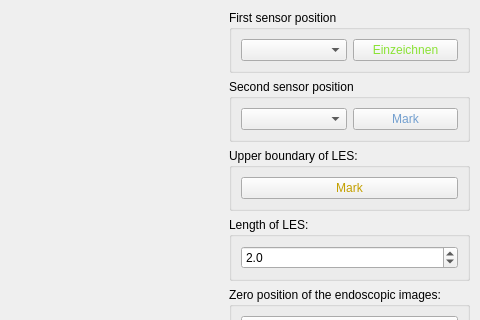
The window that 3drekonstruktionspeiseroehre/ui-files/position_selection_window_design.ui (ds-lab/EsophagusVisualization) describes before a commit, drawn with Qt 5; both pictures show x 455 to 935 and y 0 to 320 of the 935 by 653 pixel window.
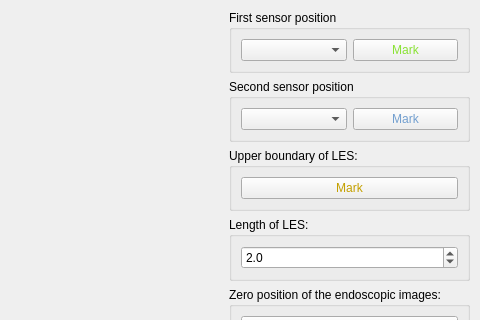
The same window after the commit.

Diff of the .ui file:
```diff
--- a/3drekonstruktionspeiseroehre/ui-files/position_selection_window_design.ui
+++ b/3drekonstruktionspeiseroehre/ui-files/position_selection_window_design.ui
@@ -181,7 +181,7 @@
               <string notr="true">color: rgb(138, 226, 52);</string>
              </property>
              <property name="text">
-              <string>Einzeichnen</string>
+              <string>Mark</string>
              </property>
              <property name="autoDefault">
               <bool>false</bool>
```
Left out of the diff: 2 changed lines with no effect on the pictures.
